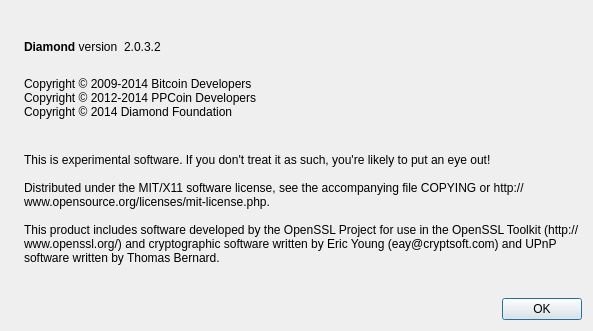
Before: the Qt Designer form src/qt/forms/aboutdialog.ui in shadowrider26/Diamond, drawn with Qt 5.
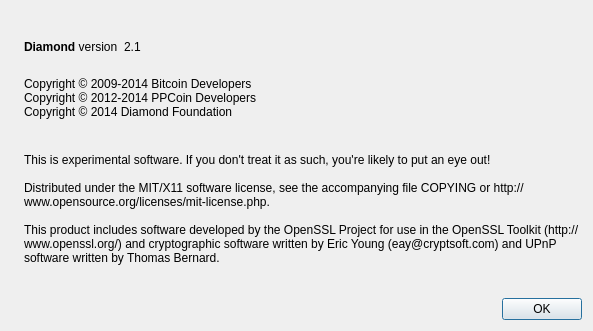
After: the same form once the commit is applied. Icons and pictures are not drawn.

```diff
--- a/src/qt/forms/aboutdialog.ui
+++ b/src/qt/forms/aboutdialog.ui
@@ -63,7 +63,7 @@
           <cursorShape>IBeamCursor</cursorShape>
          </property>
          <property name="text">
-          <string notr="true">2.0.3.2</string>
+          <string notr="true">2.1</string>
          </property>
          <property name="textInteractionFlags">
           <set>Qt::LinksAccessibleByMouse|Qt::TextSelectableByKeyboard|Qt::TextSelectableByMouse</set>
```
